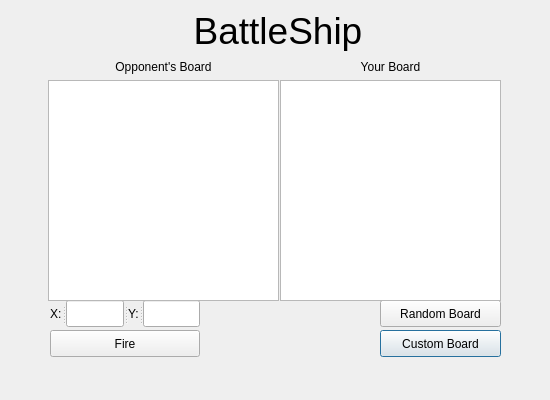
This is untitled/battleaigame.ui in rc2524/Battleship-game as Qt 5 draws it before an edit. The edited form follows.
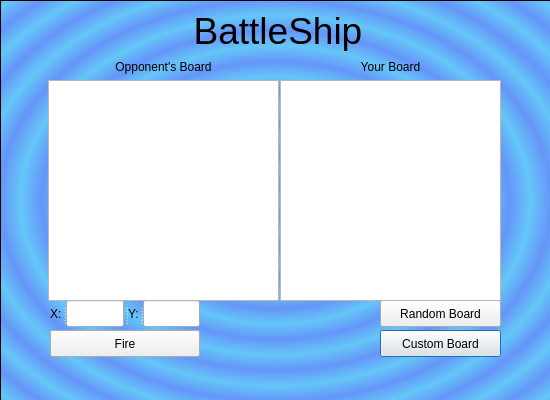
This is the edited form.

What changed in the file:
```diff
--- a/untitled/battleaigame.ui
+++ b/untitled/battleaigame.ui
@@ -171,6 +171,33 @@
     </item>
    </layout>
   </widget>
+  <widget class="QFrame" name="frame">
+   <property name="geometry">
+    <rect>
+     <x>0</x>
+     <y>0</y>
+     <width>551</width>
+     <height>401</height>
+    </rect>
+   </property>
+   <property name="styleSheet">
+    <string notr="true">background-color: qradialgradient(spread:repeat, cx:0.5, cy:0.5, radius:0.077, fx:0.5, fy:0.5, stop:0 rgba(0, 169, 255, 147), stop:0.497326 rgba(0, 84, 255, 147), stop:1 rgba(0, 169, 255, 147));</string>
+   </property>
+   <property name="frameShape">
+    <enum>QFrame::StyledPanel</enum>
+   </property>
+   <property name="frameShadow">
+    <enum>QFrame::Raised</enum>
+   </property>
+  </widget>
+  <zorder>frame</zorder>
+  <zorder>GameLogo</zorder>
+  <zorder>CustomButton</zorder>
+  <zorder>RandomButton</zorder>
+  <zorder>Coordinates</zorder>
+  <zorder>layoutWidget</zorder>
+  <zorder>FireButton</zorder>
+  <zorder>layoutWidget_2</zorder>
  </widget>
  <resources/>
  <connections/>
```
